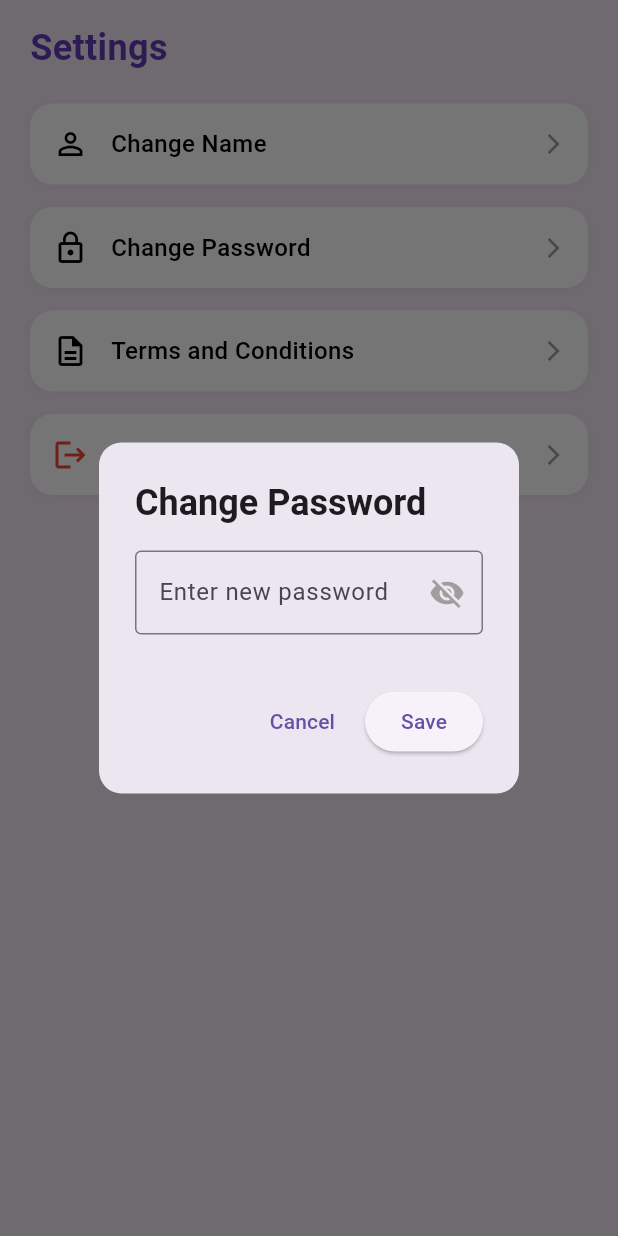
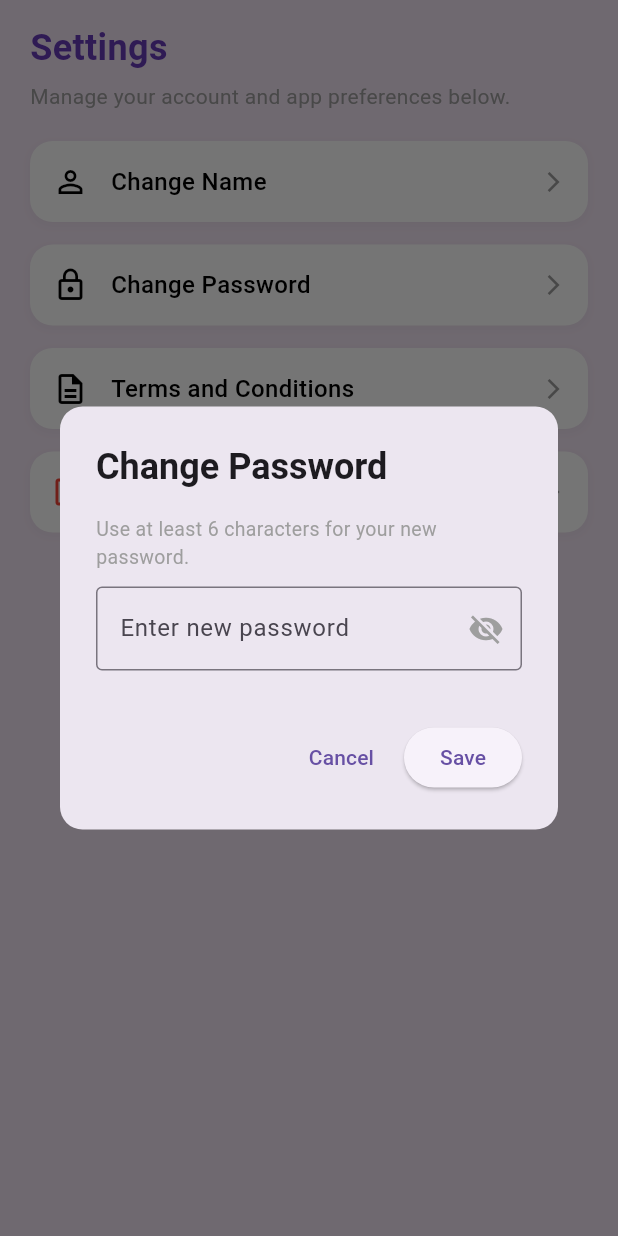
Before and after one commit to andersonnyeo/Trackify, a Flutter app: the SettingsScreen screen opened directly, after a tap on "Change Password", on a phone screen of 412 x 824 dp. Run offline on Flutter 3.47's test engine with Material 3 defaults, Android fonts, the phone set to English and light mode, and no system bars; our stand-ins replace cloud_firestore, firebase_auth, firebase_core, fl_chart, flutter_spinkit, fluttertoast; missing offline and left inert: ml_algo, ml_dataframe; accounts and stored records are empty.

Commit message:
put in user friendly sentence

```diff
--- a/trackify/lib/screens/settings_screen/settings_form.dart
+++ b/trackify/lib/screens/settings_screen/settings_form.dart
@@ -30,6 +30,11 @@ class _SettingsScreenState extends State<SettingsScreen> {
               content: Column(
                 mainAxisSize: MainAxisSize.min,
                 children: [
+                  const Text(
+                    "Update your display name used across the app.",
+                    style: TextStyle(fontSize: 13, color: Colors.grey),
+                  ),
+                  const SizedBox(height: 10),
                   TextField(
                     controller: nameController,
                     decoration: const InputDecoration(
@@ -89,6 +94,12 @@ class _SettingsScreenState extends State<SettingsScreen> {
               content: Column(
                 mainAxisSize: MainAxisSize.min,
                 children: [
+                  const Text(
+                    "Use at least 6 characters for your new password.",
+                    style: TextStyle(fontSize: 13, color: Colors.grey),
+                  ),
+                  const SizedBox(height: 10),
+
                   TextField(
                     controller: passwordController,
                     obscureText: !isPasswordVisible,
@@ -160,7 +171,7 @@ class _SettingsScreenState extends State<SettingsScreen> {
       builder: (context) {
         return AlertDialog(
           title: const Text('Confirm Logout'),
-          content: const Text('Are you sure you want to log out?'),
+          content: const Text('Are you sure you want to log out?\nYou can always log back in anytime.'),
           actions: [
             TextButton(
               onPressed: () => Navigator.pop(context),
@@ -210,12 +221,20 @@ class _SettingsScreenState extends State<SettingsScreen> {
                     color: Colors.deepPurple,
                   ),
                 ),
+                const SizedBox(height: 5),
+                const Text(
+                  "Manage your account and app preferences below.",
+                  style: TextStyle(fontSize: 14, color: Colors.grey),
+                ),
+                // const SizedBox(height: 20),
+
 
                 const SizedBox(height: 20),
 
                 _buildSettingsItem(
                   icon: Icons.person_outline,
                   title: 'Change Name',
+
                   onTap: () => _showChangeNameDialog(user, userData.name),
                 ),
 
```
Also changed, not shown: trackify/lib/screens/home_screen/expenses_details_screen.dart (+15 -0 lines), trackify/lib/screens/home_screen/expenses_record_screen.dart (+33 -4 lines).
